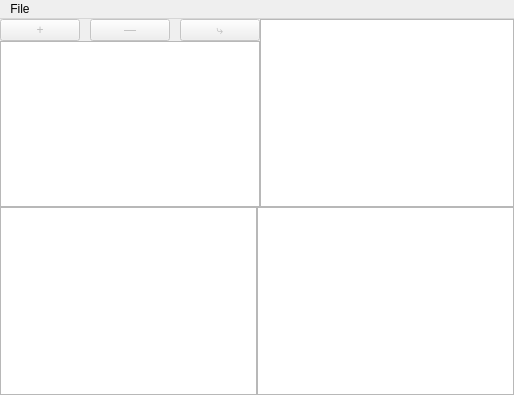
This is hedgehog/mainwindow.ui in wellcome2AD/hedgehog as Qt 5 draws it before an edit. The edited form follows.
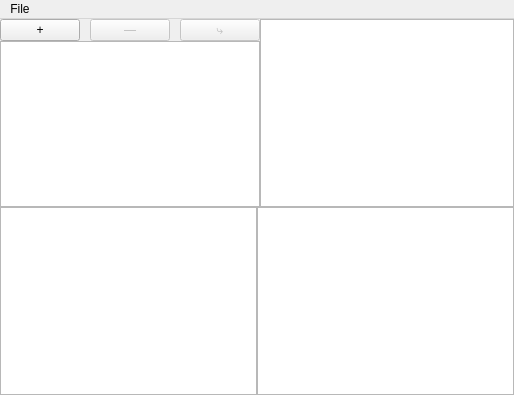
This is the edited form.

Commit message: can create tree without opening file and save it

The edit to the form file:
```diff
--- a/hedgehog/mainwindow.ui
+++ b/hedgehog/mainwindow.ui
@@ -70,7 +70,7 @@
            <item>
             <widget class="QPushButton" name="pushButton_plus">
              <property name="enabled">
-              <bool>false</bool>
+              <bool>true</bool>
              </property>
              <property name="text">
               <string>+</string>
```
The commit also changes 2 other files.
